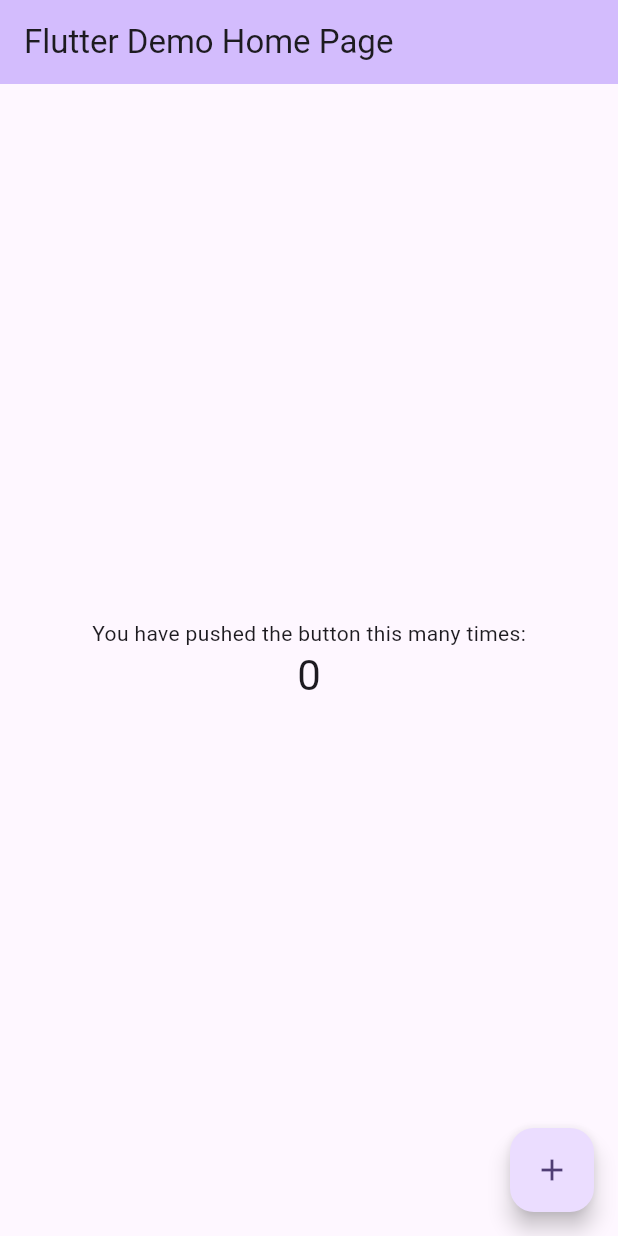
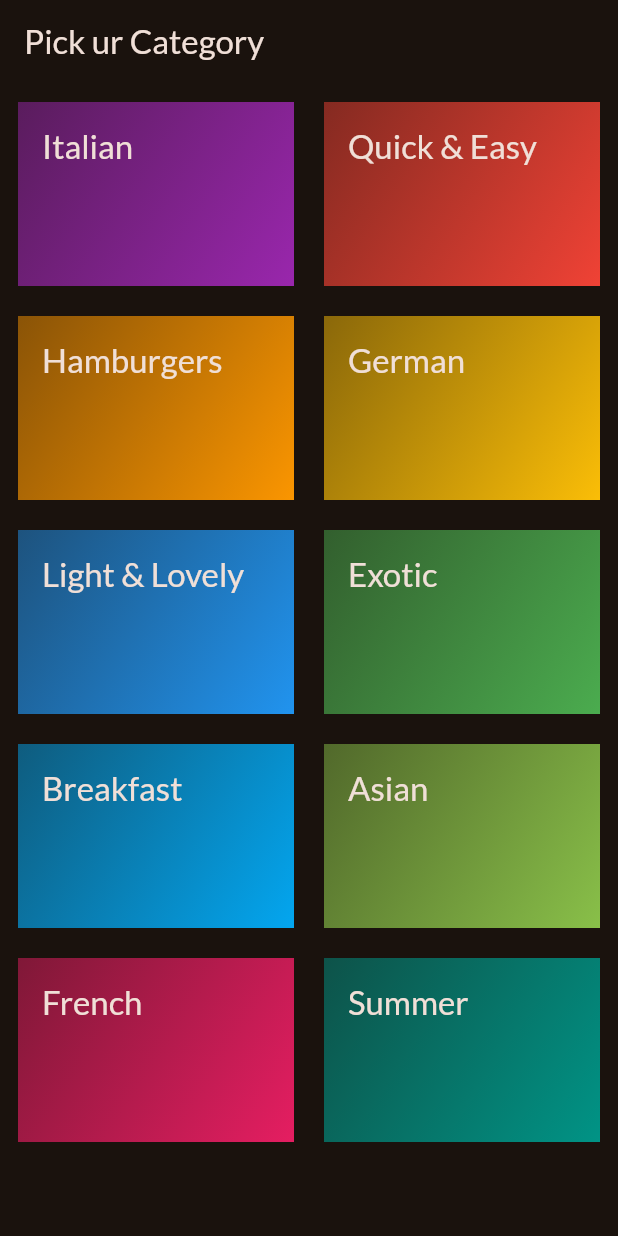
Before and after one commit to AmitAswal-lab/Flutter-Meal-App, a Flutter app: the screen it shows after launch, on a phone screen of 412 x 824 dp. Run offline on Flutter 3.47's test engine with Material 3 defaults, Android fonts, the phone set to English and light mode, and no system bars; our stand-ins replace google_fonts.

Commit message:
Added model,data and Screen files for Category

```diff
--- /dev/null
+++ b/lib/data/dummy_data.dart
@@ -0,0 +1,56 @@
+import 'package:flutter/material.dart';
+
+import 'package:meal_app/models/category.dart';
+
+const availableCategories = [
+  Category(
+    id: 'c1',
+    title: 'Italian',
+    color: Colors.purple,
+  ),
+  Category(
+    id: 'c2',
+    title: 'Quick & Easy',
+    color: Colors.red,
+  ),
+  Category(
+    id: 'c3',
+    title: 'Hamburgers',
+    color: Colors.orange,
+  ),
+  Category(
+    id: 'c4',
+    title: 'German',
+    color: Colors.amber,
+  ),
+  Category(
+    id: 'c5',
+    title: 'Light & Lovely',
+    color: Colors.blue,
+  ),
+  Category(
+    id: 'c6',
+    title: 'Exotic',
+    color: Colors.green,
+  ),
+  Category(
+    id: 'c7',
+    title: 'Breakfast',
+    color: Colors.lightBlue,
+  ),
+  Category(
+    id: 'c8',
+    title: 'Asian',
+    color: Colors.lightGreen,
+  ),
+  Category(
+    id: 'c9',
+    title: 'French',
+    color: Colors.pink,
+  ),
+  Category(
+    id: 'c10',
+    title: 'Summer',
+    color: Colors.teal,
+  ),
+];
--- a/lib/main.dart
+++ b/lib/main.dart
@@ -1,122 +1,29 @@
 import 'package:flutter/material.dart';
+import 'package:google_fonts/google_fonts.dart';
+import 'package:meal_app/screens/categories.dart';
 
-void main() {
-  runApp(const MyApp());
+
+final theme = ThemeData(
+  useMaterial3: true,
+  colorScheme: ColorScheme.fromSeed(
+    brightness: Brightness.dark,
+    seedColor: Color.fromARGB(255, 131, 57, 0),
+    ),
+    textTheme: GoogleFonts.latoTextTheme(),
+);
+
+void main(){
+  runApp(App());
 }
 
-class MyApp extends StatelessWidget {
-  const MyApp({super.key});
+class App extends StatelessWidget {
+  const App({super.key});
 
-  // This widget is the root of your application.
   @override
   Widget build(BuildContext context) {
     return MaterialApp(
-      title: 'Flutter Demo',
-      theme: ThemeData(
-        // This is the theme of your application.
-        //
-        // TRY THIS: Try running your application with "flutter run". You'll see
-        // the application has a purple toolbar. Then, without quitting the app,
-        // try changing the seedColor in the colorScheme below to Colors.green
-        // and then invoke "hot reload" (save your changes or press the "hot
-        // reload" button in a Flutter-supported IDE, or press "r" if you used
-        // the command line to start the app).
-        //
-        // Notice that the counter didn't reset back to zero; the application
-        // state is not lost during the reload. To reset the state, use hot
-        // restart instead.
-        //
-        // This works for code too, not just values: Most code changes can be
-        // tested with just a hot reload.
-        colorScheme: ColorScheme.fromSeed(seedColor: Colors.deepPurple),
-      ),
-      home: const MyHomePage(title: 'Flutter Demo Home Page'),
+      theme: theme,
+      home: CategoriesScreen(),
     );
   }
 }
-
-class MyHomePage extends StatefulWidget {
-  const MyHomePage({super.key, required this.title});
-
-  // This widget is the home page of your application. It is stateful, meaning
-  // that it has a State object (defined below) that contains fields that affect
-  // how it looks.
-
-  // This class is the configuration for the state. It holds the values (in this
-  // case the title) provided by the parent (in this case the App widget) and
-  // used by the build method of the State. Fields in a Widget subclass are
-  // always marked "final".
-
-  final String title;
-
-  @override
-  State<MyHomePage> createState() => _MyHomePageState();
-}
-
-class _MyHomePageState extends State<MyHomePage> {
-  int _counter = 0;
-
-  void _incrementCounter() {
-    setState(() {
-      // This call to setState tells the Flutter framework that something has
-      // changed in this State, which causes it to rerun the build method below
-      // so that the display can reflect the updated values. If we changed
-      // _counter without calling setState(), then the build method would not be
-      // called again, and so nothing would appear to happen.
-      _counter++;
-    });
-  }
-
-  @override
-  Widget build(BuildContext context) {
-    // This method is rerun every time setState is called, for instance as done
-    // by the _incrementCounter method above.
-    //
-    // The Flutter framework has been optimized to make rerunning build methods
-    // fast, so that you can just rebuild anything that needs updating rather
-    // than having to individually change instances of widgets.
-    return Scaffold(
-      appBar: AppBar(
-        // TRY THIS: Try changing the color here to a specific color (to
-        // Colors.amber, perhaps?) and trigger a hot reload to see the AppBar
-        // change color while the other colors stay the same.
-        backgroundColor: Theme.of(context).colorScheme.inversePrimary,
-        // Here we take the value from the MyHomePage object that was created by
-        // the App.build method, and use it to set our appbar title.
-        title: Text(widget.title),
-      ),
-      body: Center(
-        // Center is a layout widget. It takes a single child and positions it
-        // in the middle of the parent.
-        child: Column(
-          // Column is also a layout widget. It takes a list of children and
-          // arranges them vertically. By default, it sizes itself to fit its
-          // children horizontally, and tries to be as tall as its parent.
-          //
-          // Column has various properties to control how it sizes itself and
-          // how it positions its children. Here we use mainAxisAlignment to
-          // center the children vertically; the main axis here is the vertical
-          // axis because Columns are vertical (the cross axis would be
-          // horizontal).
-          //
-          // TRY THIS: Invoke "debug painting" (choose the "Toggle Debug Paint"
-          // action in the IDE, or press "p" in the console), to see the
-          // wireframe for each widget.
-          mainAxisAlignment: MainAxisAlignment.center,
-          children: <Widget>[
-            const Text('You have pushed the button this many times:'),
-            Text(
-              '$_counter',
-              style: Theme.of(context).textTheme.headlineMedium,
-            ),
-          ],
-        ),
-      ),
-      floatingActionButton: FloatingActionButton(
-        onPressed: _incrementCounter,
-        tooltip: 'Increment',
-        child: const Icon(Icons.add),
-      ), // This trailing comma makes auto-formatting nicer for build methods.
-    );
-  }
-}
--- /dev/null
+++ b/lib/models/category.dart
@@ -0,0 +1,12 @@
+import 'package:flutter/material.dart';
+
+class Category {
+  final String id;
+  final String title;
+  final Color color;
+
+  const Category({
+    required this.id,
+    required this.title,
+    this.color= Colors.orange});
+}
--- /dev/null
+++ b/lib/screens/categories.dart
@@ -0,0 +1,28 @@
+import 'package:flutter/material.dart';
+import 'package:meal_app/data/dummy_data.dart';
+import 'package:meal_app/widgets/category_grid_item.dart';
+
+class CategoriesScreen extends StatelessWidget {
+  const CategoriesScreen({super.key});
+
+  @override
+  Widget build(BuildContext context) {
+    return Scaffold(
+      appBar: AppBar(title: const Text("Pick ur Category")),
+      body: GridView(
+        padding: EdgeInsets.all(12),
+        gridDelegate: const SliverGridDelegateWithFixedCrossAxisCount(
+          crossAxisCount: 2,
+          childAspectRatio: 1.5,
+          crossAxisSpacing: 20,
+          mainAxisSpacing: 20,
+        ),
+        children:
+          availableCategories.map((category) => CategoryGridItem(category: category)).toList(),
+          //for(final category in availableCategories)
+           // CategoryGridItem(category: category)
+
+      ),
+    );
+  }
+}
--- /dev/null
+++ b/lib/widgets/category_grid_item.dart
@@ -0,0 +1,29 @@
+import 'package:flutter/material.dart';
+
+import 'package:meal_app/models/category.dart';
+
+class CategoryGridItem extends StatelessWidget {
+  const CategoryGridItem({super.key, required this.category});
+
+  final Category category;
+
+  @override
+  Widget build(BuildContext context) {
+    return Container(
+      padding: EdgeInsets.all(16),
+      decoration: BoxDecoration(
+        gradient: LinearGradient(
+          colors: [
+            category.color.withAlpha(125),
+            category.color.withAlpha(250),
+          ],
+          begin: Alignment.topLeft,
+          end: Alignment.bottomRight,
+        ),
+      ),
+      child: Text(category.title, style: Theme.of(context).textTheme.titleLarge!.copyWith(
+        color: Theme.of(context).colorScheme.onSurface,
+      ),),
+    );
+  }
+}
```
